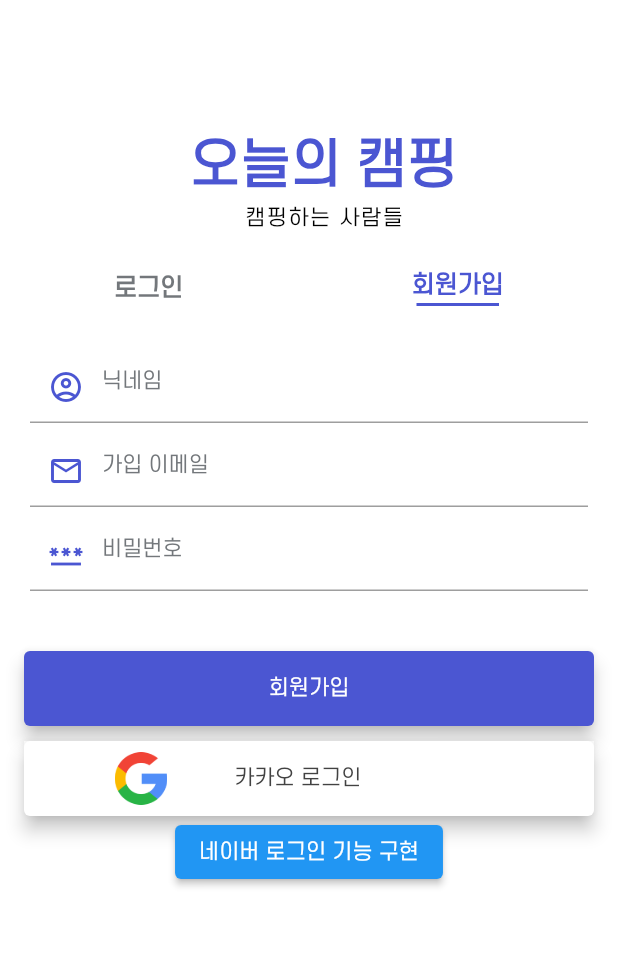
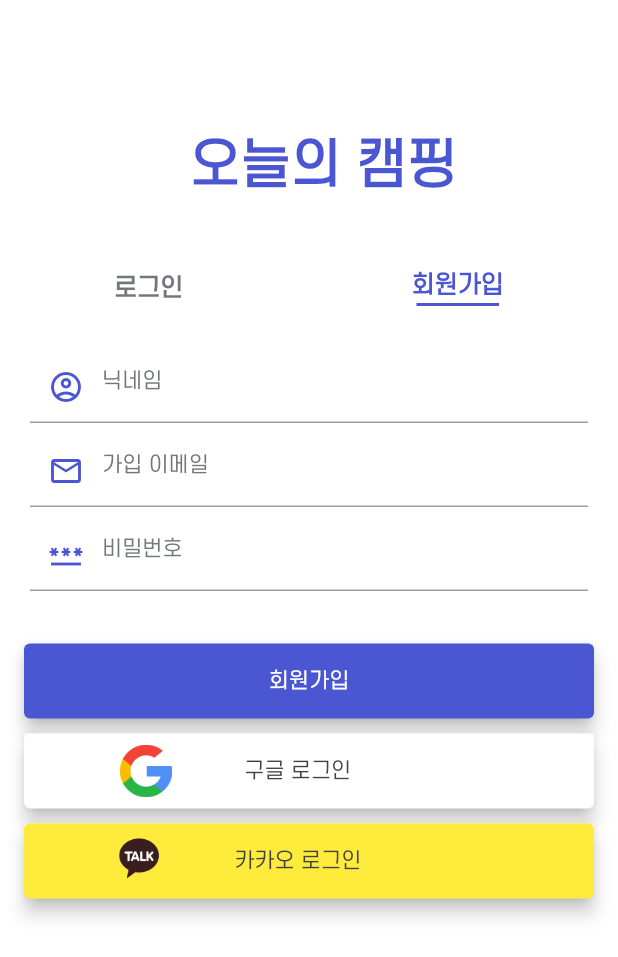
Before and after one commit to Uks98/camp_app, a Flutter app: the screen it shows after launch, after a tap on "회원가입", on a phone screen of 412 x 824 dp. Shown: the top 957 px of the screen. Run offline on Flutter 3.47's test engine with Material 2 defaults, Android fonts, the light colour scheme and no system bars; our stand-ins replace carousel_slider, cloud_firestore, firebase_auth, firebase_core, firebase_database, firebase_storage and 12 more; missing offline and left inert: dart:ffi, kakao_flutter_sdk, kakao_flutter_sdk_user; accounts and stored records are empty; network calls fail.

Commit message:
디자인 리팩토링

```diff
--- a/lib/main.dart
+++ b/lib/main.dart
@@ -1,5 +1,5 @@
 import 'dart:io';
-import 'package:firebase_messaging/firebase_messaging.dart';
+
 import 'package:camper/page/login_signup_page.dart';
 import 'package:flutter/material.dart';
 import 'package:firebase_core/firebase_core.dart';
@@ -17,8 +17,6 @@ void main() async{
   KakaoSdk.init(nativeAppKey:"5137cb65f98d3ca0f6d492144b28873c");
   WidgetsFlutterBinding.ensureInitialized();
     await Firebase.initializeApp();
-    final fcmToken = await FirebaseMessaging.instance.getToken();
-    print("fcm token${fcmToken}");
     HttpOverrides.global = new PostHttpOverrides();
     runApp(const MyApp());
 }
--- a/lib/page/login_signup_page.dart
+++ b/lib/page/login_signup_page.dart
@@ -97,11 +97,6 @@ class _LoginSignupScreenState extends State<LoginSignupScreen> {
                         const SizedBox(
                           height: 5,
                         ),
-                        Text(
-                         '캠핑하는 사람들',
-                          style: const TextStyle(
-                              letterSpacing: 1.0, color: Colors.black),
-                        )
                       ],
                     ),
                   ),
@@ -418,7 +413,7 @@ class _LoginSignupScreenState extends State<LoginSignupScreen> {
                       ),
                     ),
                     SizedBox(
-                      height: 10,
+                      height: 5,
                     ),
                     if(isSignupScreen)
                     Padding(
@@ -493,10 +488,11 @@ class _LoginSignupScreenState extends State<LoginSignupScreen> {
                     SizedBox(height: 10,),
                     widgetBox.loginContainer(() {
                       signup(context);
-                    }, "카카오 로그인", "lib/asset/google_lo.png"),
-                    ElevatedButton(onPressed: (){
-                      Navigator.of(context).push(MaterialPageRoute(builder: (context)=>Login()));
-                       }, child: Text("네이버 로그인 기능 구현"))
+                    }, "구글 로그인", "lib/asset/google_lo.png",Colors.white,),
+                    SizedBox(height: 10,),
+                    widgetBox.loginContainer(() {
+                      signup(context);
+                    }, "카카오 로그인", "lib/asset/kakao.png",Colors.yellow,),
                   ],
                 ),
               ),
--- a/lib/page/search_keyword_page.dart
+++ b/lib/page/search_keyword_page.dart
@@ -52,7 +52,7 @@ class _KeyWordPageState extends State<KeyWordPage> {
                     decoration: InputDecoration(
                         hintText: "검색어를 입력해주세요",
                         border: OutlineInputBorder(
-                            borderRadius: BorderRadius.circular(10.0)),
+                            borderRadius: BorderRadius.circular(5.0)),
                         icon: Padding(
                             padding: EdgeInsets.only(left: 13),
                             child: Icon(Icons.search))),
--- a/lib/widget/widget_box.dart
+++ b/lib/widget/widget_box.dart
@@ -7,14 +7,14 @@ import '../service/Item.dart';
 
 class WidgetBox {
   Widget loginContainer(
-      VoidCallback voidCallback, String title, String imagePath) {
+      VoidCallback voidCallback, String title, String imagePath,Color color) {
     return Container(
       color: Colors.white,
       width: 380,
       height: 50,
       child: ElevatedButton(
         onPressed: voidCallback,
-        style: ElevatedButton.styleFrom(elevation: 5, primary: Colors.white),
+        style: ElevatedButton.styleFrom(elevation: 5, primary: color),
         child: Row(
           mainAxisAlignment: MainAxisAlignment.spaceEvenly,
           children: [
```
Also changed, not shown: lib/page/gpt_talk_page.dart (+3 -5 lines), flutter_01.png (added), lib/asset/kakao.png (added).
